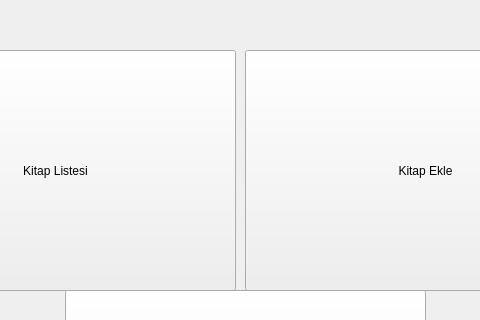
onerbagiran/LBMS, file kutup.ui: the form before one commit; both pictures show x 155 to 635 and y 0 to 320 of the 800 by 600 pixel window.
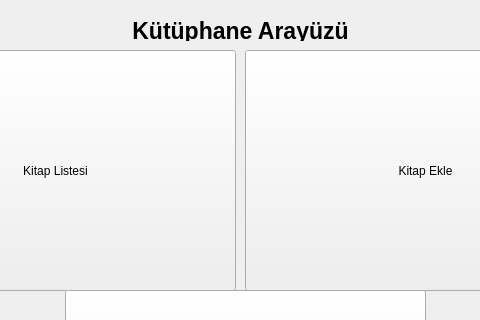
The form after the commit.

Commit message: hazır

The edit to the form file:
```diff
--- a/kutup.ui
+++ b/kutup.ui
@@ -66,6 +66,29 @@
        <string>Kitap Sil</string>
       </property>
      </widget>
+     <widget class="QLabel" name="label_6">
+      <property name="geometry">
+       <rect>
+        <x>220</x>
+        <y>10</y>
+        <width>311</width>
+        <height>21</height>
+       </rect>
+      </property>
+      <property name="font">
+       <font>
+        <pointsize>17</pointsize>
+        <weight>75</weight>
+        <bold>true</bold>
+       </font>
+      </property>
+      <property name="text">
+       <string>Kütüphane Arayüzü</string>
+      </property>
+      <property name="alignment">
+       <set>Qt::AlignCenter</set>
+      </property>
+     </widget>
     </widget>
     <widget class="QWidget" name="kitapekle">
      <widget class="QLabel" name="label">
```
Left out of the diff: 69 changed lines with no effect on the pictures. The commit also changes 1 other file.
